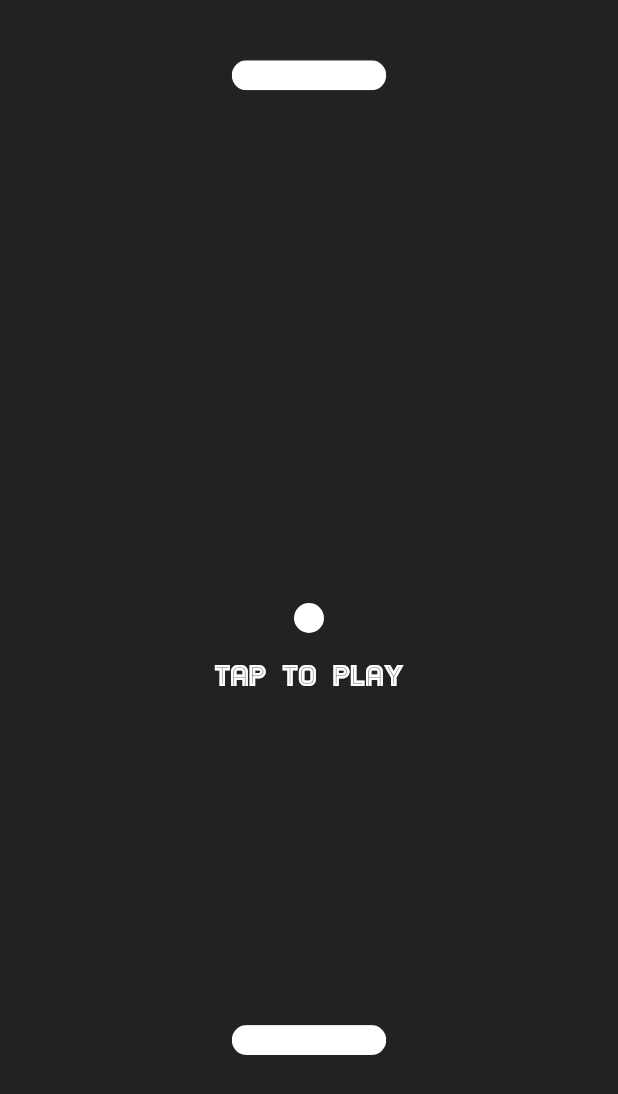
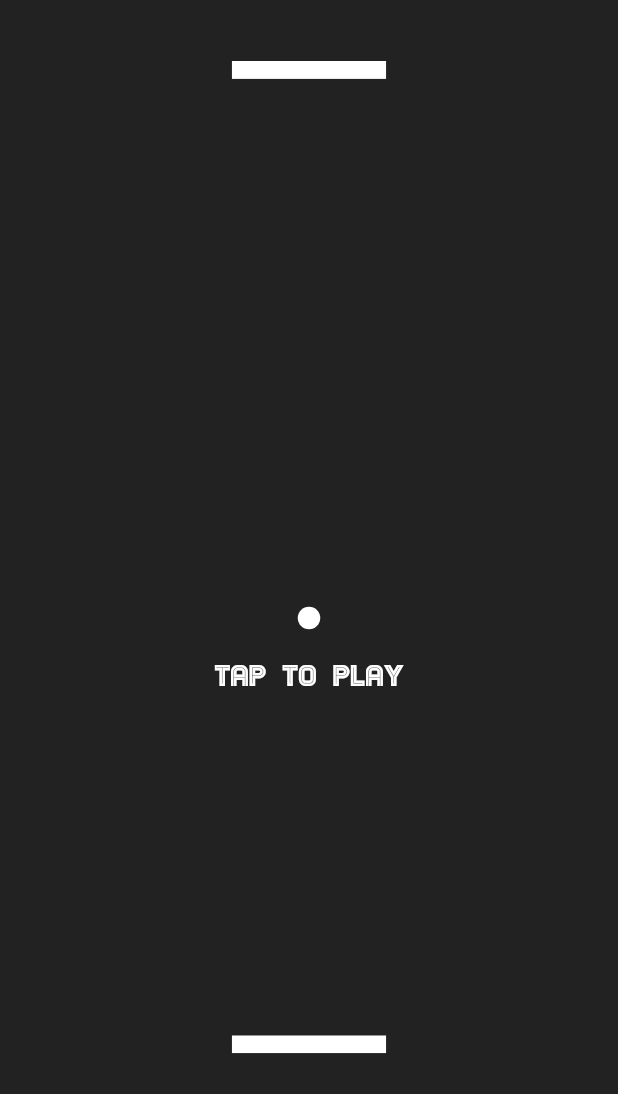
Before and after one commit to louieseno/Go-Pong, a Flutter app: the PlayAreaView screen opened by its route, on a phone screen of 412 x 824 dp. Shown: the top 1094 px of the screen. Run offline on Flutter 3.47's test engine with Material 2 defaults, Android fonts, the phone set to English and light mode, and no system bars.

Commit message:
fix: brick and ball size

```diff
--- a/lib/utils/mixins/mixin_movements.dart
+++ b/lib/utils/mixins/mixin_movements.dart
@@ -37,7 +37,6 @@ mixin MixinMovements {
     if (collide) {
       if (ballAngle < 0.05) {
         ballAngle += 0.001;
-        print(ballAngle);
       }
     }
     return collide;
--- a/lib/views/play_area/sprites/ball.dart
+++ b/lib/views/play_area/sprites/ball.dart
@@ -16,8 +16,8 @@ class Ball extends StatelessWidget {
         key: ballGlobalKey,
         decoration:
             const BoxDecoration(shape: BoxShape.circle, color: Colors.white),
-        width: 20.0,
-        height: 20.0,
+        width: 15.0,
+        height: 15.0,
       ),
     );
   }
--- a/lib/views/play_area/sprites/brick.dart
+++ b/lib/views/play_area/sprites/brick.dart
@@ -20,25 +20,15 @@ class Brick extends StatelessWidget {
         (CheckDeviceType.deviceType == DeviceType.phone ? 4 : 10);
   }
 
-  static checkRightMost(double x) {
-    //return ((2 * x + 0.5) / (2 + 0.5)) - 0.1;
-    return x + 0.05;
-  }
-
-  static checkLeftMost(double x) {
-    return (2 * x + 0.4) / (2 + 0.4);
-  }
-
   @override
   Widget build(BuildContext context) {
     return Container(
       alignment: Alignment(x, isNegative ? yTop : yBottom),
       child: ClipRRect(
-        borderRadius: BorderRadius.circular(10.0),
         child: Container(
           key: brickGlobalKey,
           color: Colors.white,
-          height: 20.0,
+          height: 12.0,
           width: brickWidth(context),
         ),
       ),
```
